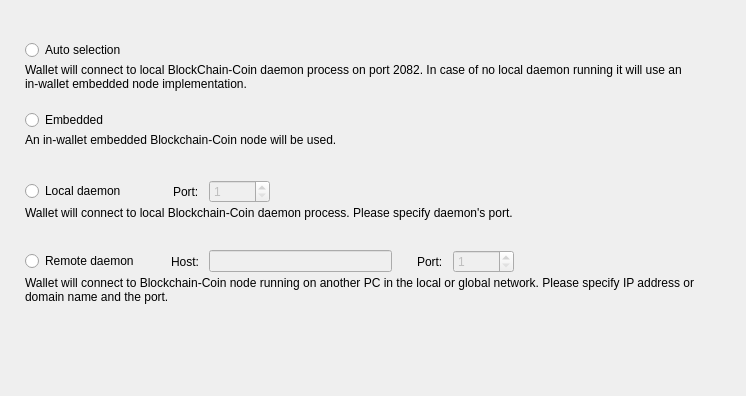
Above: src/Gui/Options/ConnectionOptionsFrame.ui from furiousteam/bloc-wallet-2.0-deprecated before the change. Below: the same form after it.
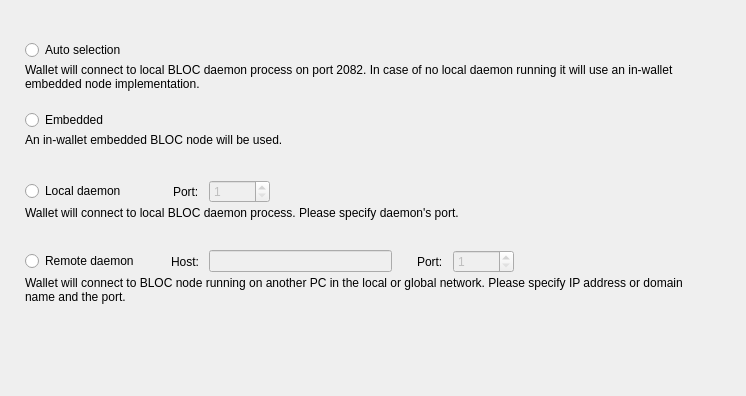
That is the form after the change. Custom widgets are drawn as their Qt base class.

Diff of the .ui file:
```diff
--- a/src/Gui/Options/ConnectionOptionsFrame.ui
+++ b/src/Gui/Options/ConnectionOptionsFrame.ui
@@ -81,7 +81,7 @@
       <item alignment="Qt::AlignTop">
        <widget class="WalletGui::WalletSmallGrayTextLabel" name="m_autoHelperLabel">
         <property name="text">
-         <string>Wallet will connect to local BlockChain-Coin daemon process on port 2082. In case of no local daemon running it will use an in-wallet embedded node implementation.</string>
+         <string>Wallet will connect to local BLOC daemon process on port 2082. In case of no local daemon running it will use an in-wallet embedded node implementation.</string>
         </property>
         <property name="alignment">
          <set>Qt::AlignLeading|Qt::AlignLeft|Qt::AlignTop</set>
@@ -146,7 +146,7 @@
       <item alignment="Qt::AlignTop">
        <widget class="WalletGui::WalletSmallGrayTextLabel" name="m_embeddedHelperLabel">
         <property name="text">
-         <string>An in-wallet embedded Blockchain-Coin node will be used.</string>
+         <string>An in-wallet embedded BLOC node will be used.</string>
         </property>
         <property name="alignment">
          <set>Qt::AlignLeading|Qt::AlignLeft|Qt::AlignTop</set>
@@ -270,7 +270,7 @@
       <item alignment="Qt::AlignTop">
        <widget class="WalletGui::WalletSmallGrayTextLabel" name="m_localHelperLabel">
         <property name="text">
-         <string>Wallet will connect to local Blockchain-Coin daemon process. Please specify daemon's port.</string>
+         <string>Wallet will connect to local BLOC daemon process. Please specify daemon's port.</string>
         </property>
         <property name="alignment">
          <set>Qt::AlignLeading|Qt::AlignLeft|Qt::AlignTop</set>
@@ -424,7 +424,7 @@
       <item alignment="Qt::AlignTop">
        <widget class="WalletGui::WalletSmallGrayTextLabel" name="m_remoteHelperLabel">
         <property name="text">
-         <string>Wallet will connect to Blockchain-Coin node running on another PC in the local or global network. Please specify IP address or domain name and the port.</string>
+         <string>Wallet will connect to BLOC node running on another PC in the local or global network. Please specify IP address or domain name and the port.</string>
         </property>
         <property name="alignment">
          <set>Qt::AlignLeading|Qt::AlignLeft|Qt::AlignTop</set>
```
